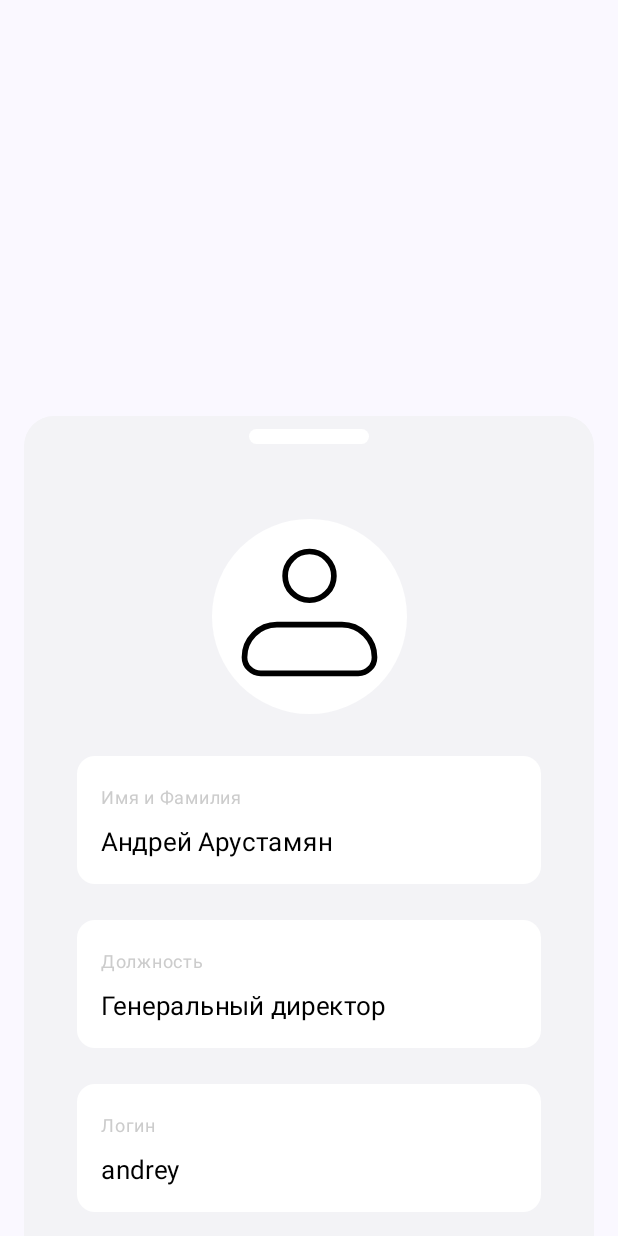
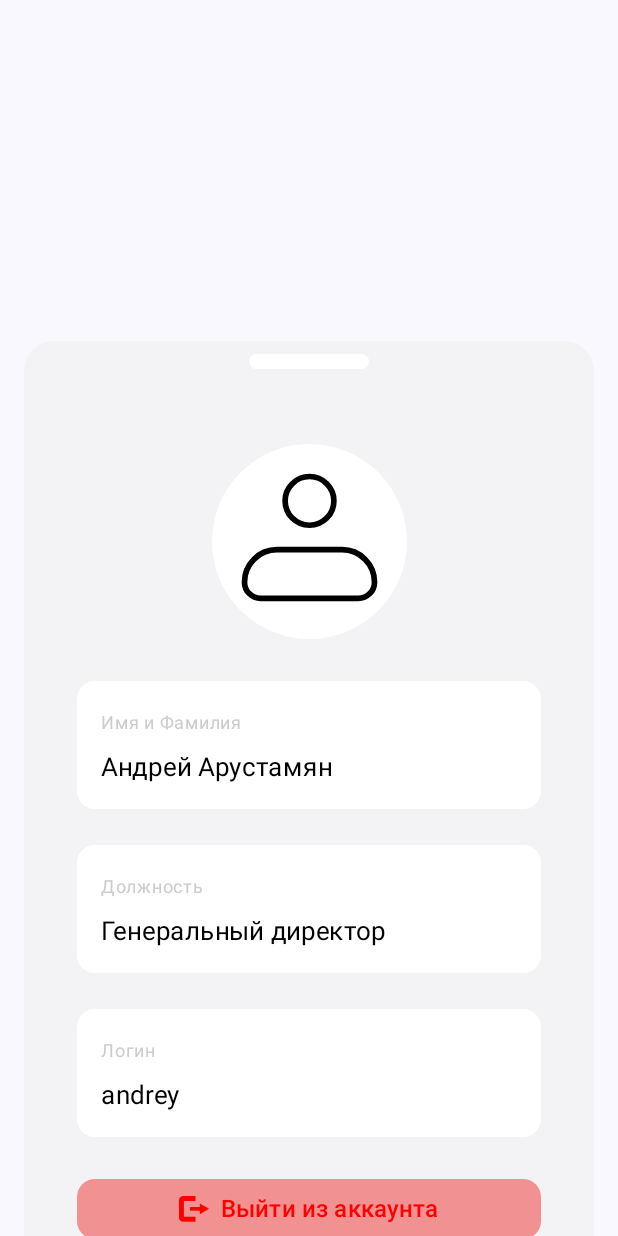
Before and after one commit to nigdgs/openway_access, an Android app built with Jetpack Compose: the composable Content shown on its own in the app's theme, scrolled down 576 dp, on a phone screen of 412 x 824 dp. Run offline under Robolectric (Android 15) with nearby library versions, the phone set to English and light mode, and no system bars.

Commit message:
Изменения кнопки
Добавление времени активности кнопки

```diff
--- a/android/OpenWay/app/src/main/java/com/example/openway/MainActivity.kt
+++ b/android/OpenWay/app/src/main/java/com/example/openway/MainActivity.kt
@@ -40,6 +40,7 @@ import androidx.navigation.compose.composable
 import androidx.navigation.compose.rememberNavController
 import com.example.openway.ble.BleClient
 import com.example.openway.util.TokenProvider
+import kotlinx.coroutines.delay
 
 class MainActivity : ComponentActivity() {
 
@@ -220,7 +221,7 @@ fun Content(flagTheme: Boolean, navController: NavController) {
     ) {
         Spacer(Modifier.height(225.dp))
         TextButtonText(flagTheme)
-        Spacer(Modifier.height(275.dp))
+        Spacer(Modifier.height(225.dp))
         AccSection(flagTheme, navController)
     }
 }
@@ -246,9 +247,9 @@ fun TextButtonText(flagTheme: Boolean) {
 
         // Нажатие на большую кнопку -> проверяем пермишены и шлём токен
         BleButton(
-            flagNfcButton = flagBleButton,
+            flagBleButton = flagBleButton,
             flagTheme = flagTheme,
-            onNfcButton = {
+            onBleButton = {
                 flagBleButton = !flagBleButton
                 if (flagBleButton) {
                     act?.sendTokenWithPerms()
@@ -265,9 +266,9 @@ fun TextButtonText(flagTheme: Boolean) {
 }
 
 @Composable
-fun BleButton(flagNfcButton: Boolean, flagTheme: Boolean, onNfcButton: () -> Unit) {
+    fun BleButton(flagBleButton: Boolean, flagTheme: Boolean, onBleButton: () -> Unit) {
         val buttonColor by animateColorAsState(
-        targetValue = if (flagNfcButton) {
+            targetValue = if (flagBleButton) {
                 colorResource(id = R.color.nfc_button_on)
             } else {
                 if (flagTheme) Color.DarkGray else colorResource(id = R.color.light_nfc_button_on)
@@ -278,9 +279,18 @@ fun BleButton(flagNfcButton: Boolean, flagTheme: Boolean, onNfcButton: () -> Uni
             )
         )
 
+
+        LaunchedEffect(flagBleButton) {
+            if (flagBleButton) {
+                delay(3000)  // Задержка 3 секунд
+                onBleButton()
+            }
+        }
+
+
         val imageColor by animateColorAsState(
             targetValue =
-            if (flagNfcButton) if (flagTheme) Color.Black else Color.White
+                if (flagBleButton) if (flagTheme) Color.Black else Color.White
                 else if (flagTheme) Color.White else Color.Black,
             animationSpec = spring(
                 dampingRatio = Spring.DampingRatioNoBouncy,
@@ -289,7 +299,7 @@ fun BleButton(flagNfcButton: Boolean, flagTheme: Boolean, onNfcButton: () -> Uni
         )
 
         Button(
-        onClick = onNfcButton,
+            onClick = onBleButton,
             modifier = Modifier.size(225.dp),
             shape = CircleShape,
             colors = ButtonDefaults.buttonColors(containerColor = buttonColor)
```
Lines whose indentation alone changed are shown as unchanged.
